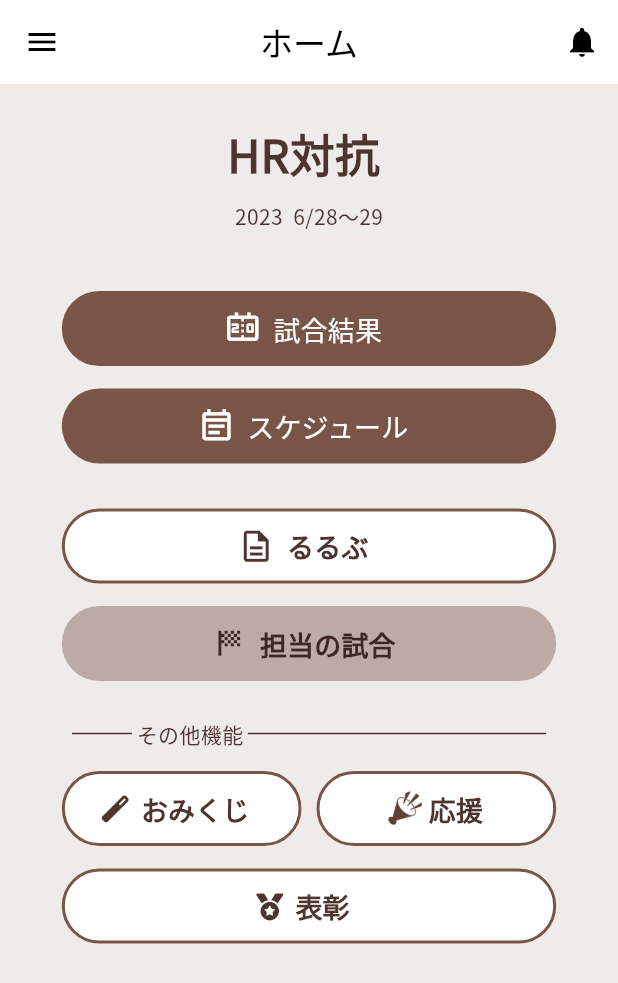
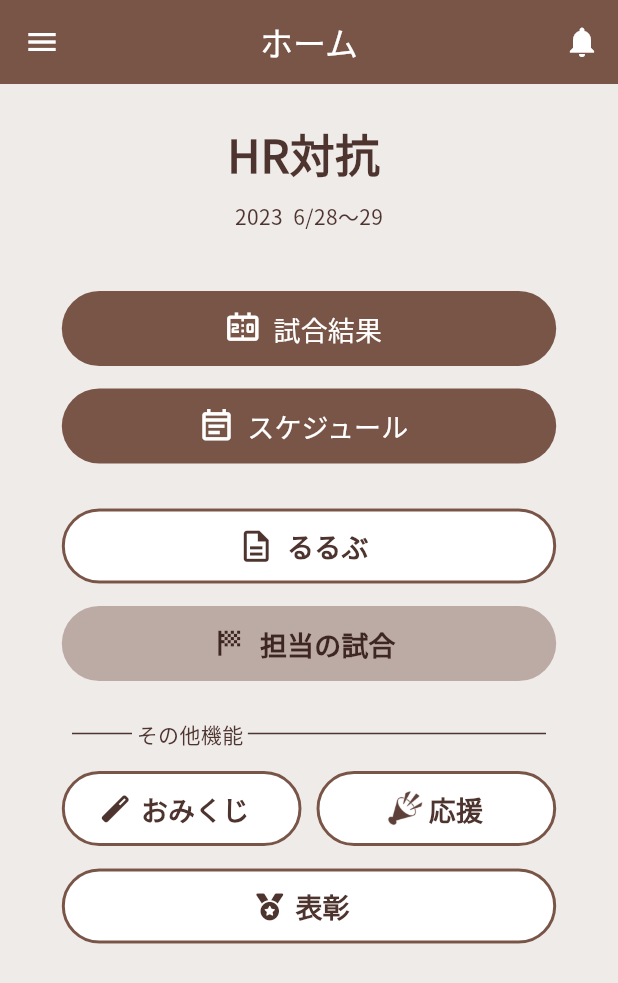
Before and after one commit to pe-tanman/rumutai_app, a Flutter app: the screen it shows after launch, on a phone screen of 412 x 824 dp. Shown: the top 983 px of the screen. Run offline on Flutter 3.47's test engine with Material 3 defaults, Android fonts, the phone set to English and light mode, and no system bars; our stand-ins replace cloud_firestore, firebase_core, firebase_database, firebase_messaging, flutter_local_notifications, font_awesome_flutter and 3 more; missing offline and left inert: flutter_picker; accounts and stored records are empty.

Commit message:
微調整ここから改善スタート！

```diff
--- a/lib/main.dart
+++ b/lib/main.dart
@@ -2,6 +2,7 @@ import 'package:flutter/material.dart';
 import 'package:provider/provider.dart';
 import 'package:rumutai_app/screens/drawer/publish_drive.dart';
 import 'package:rumutai_app/screens/staff/my_place_game_screen.dart';
+import 'package:rumutai_app/themes/app_theme.dart';
 import 'package:rumutai_app/utilities/local_notification.dart';
 
 import 'package:firebase_core/firebase_core.dart';
@@ -10,6 +11,8 @@ import 'package:rumutai_app/screens/staff/timeline_screen.dart';
 import 'firebase_options.dart';
 import 'package:firebase_messaging/firebase_messaging.dart';
 import 'package:flutter_local_notifications/flutter_local_notifications.dart';
+
+import 'themes/app_color.dart';
 
 import 'screens/home_screen.dart';
 
@@ -88,7 +91,7 @@ class MyApp extends StatelessWidget {
 
   @override
   Widget build(BuildContext context) {
-//通知をタップして起動したときの設定＆local_notificationの初期化
+    //通知をタップして起動したときの設定＆local_notificationの初期化
     flutterLocalNotificationsPlugin.initialize(LocalNotification.initializeLocNotification(), onDidReceiveNotificationResponse: (NotificationResponse res) {
       navigatorKey.currentState?.pushNamed(DetailScreen.routeName,
           arguments: DataToPass(
@@ -97,32 +100,16 @@ class MyApp extends StatelessWidget {
           ));
     });
     return MultiProvider(
-      providers: [ChangeNotifierProvider(create: (ctx) => LocalData()), ChangeNotifierProvider(create: (ctx) => GameData()), ChangeNotifierProvider(create: (ctx) => DashboardNotifier())],
+      providers: [
+        ChangeNotifierProvider(create: (ctx) => LocalData()),
+        ChangeNotifierProvider(create: (ctx) => GameData()),
+        ChangeNotifierProvider(create: (ctx) => DashboardNotifier()),
+      ],
       child: MaterialApp(
         navigatorKey: navigatorKey,
         title: 'Rumutai',
         debugShowCheckedModeBanner: false,
-        theme: ThemeData(
-          appBarTheme: const AppBarTheme(centerTitle: true),
-          fontFamily: "NotoSansJP",
-          cardTheme: CardTheme(
-            elevation: 0,
-            shape: RoundedRectangleBorder(
-              borderRadius: BorderRadius.circular(8),
-            ),
-          ),
-          snackBarTheme: const SnackBarThemeData(showCloseIcon: true),
-          dividerColor: Colors.brown.shade100,
-          dialogTheme: const DialogTheme(
-            titleTextStyle: TextStyle(
-              fontWeight: FontWeight.bold,
-              color: Colors.black,
-              fontSize: 22,
-            ),
-          ),
-          scaffoldBackgroundColor: Colors.brown.shade50,
-          colorScheme: ColorScheme.fromSwatch(primarySwatch: Colors.brown).copyWith(secondary: Colors.indigoAccent),
-        ),
+        theme: appTheme(),
         themeMode: ThemeMode.system,
         initialRoute: HomeScreen.routeName,
         routes: {
--- a/lib/screens/drawer/contact_screen.dart
+++ b/lib/screens/drawer/contact_screen.dart
@@ -21,8 +21,7 @@ class _ContactScreenState extends State<ContactScreen> {
       body: Stack(
         children: [
           WebView(
-            initialUrl:
-                'https://docs.google.com/forms/d/e/1FAIpQLSdYQG01Rfkox6ETFUsZupo-cXYyirHF9wQWp83yYlTvw8otzA/viewform',
+            initialUrl: 'https://docs.google.com/forms/d/e/1FAIpQLSdYQG01Rfkox6ETFUsZupo-cXYyirHF9wQWp83yYlTvw8otzA/viewform',
             javascriptMode: JavascriptMode.unrestricted,
             onPageFinished: (String utl) {
               setState(() {
--- /dev/null
+++ b/lib/themes/app_theme.dart
@@ -0,0 +1,29 @@
+import 'package:flutter/material.dart';
+import 'app_color.dart';
+
+ThemeData appTheme() => ThemeData(
+      appBarTheme: const AppBarTheme(
+        centerTitle: true,
+        backgroundColor: AppColors.themeColor,
+        foregroundColor: AppColors.lightText1,
+      ),
+      useMaterial3: true,
+      fontFamily: "NotoSansJP",
+      snackBarTheme: const SnackBarThemeData(showCloseIcon: true),
+      cardTheme: CardTheme(
+        elevation: 0,
+        shape: RoundedRectangleBorder(
+          borderRadius: BorderRadius.circular(8),
+        ),
+      ),
+      dividerColor: Colors.brown.shade100,
+      dialogTheme: const DialogTheme(
+        titleTextStyle: TextStyle(
+          fontWeight: FontWeight.bold,
+          color: Colors.black,
+          fontSize: 22,
+        ),
+      ),
+      scaffoldBackgroundColor: AppColors.scaffoldBackgroundColor,
+      colorScheme: ColorScheme.fromSwatch(primarySwatch: AppColors.themeColor).copyWith(secondary: AppColors.accentColor),
+    );
--- a/lib/widgets/main_pop_up_menu.dart
+++ b/lib/widgets/main_pop_up_menu.dart
@@ -38,12 +38,10 @@ class MainPopUpMenu extends StatelessWidget {
               Navigator.of(context).pushNamed(SettingScreen.routeName);
               return;
             case "マップ":
-              Navigator.of(context)
-                  .pushNamed(MapScreen.routeName, arguments: place);
+              Navigator.of(context).pushNamed(MapScreen.routeName, arguments: place);
               return;
             case "ホーム":
-              Navigator.popUntil(
-                  context, ModalRoute.withName(HomeScreen.routeName));
+              Navigator.popUntil(context, ModalRoute.withName(HomeScreen.routeName));
               return;
           }
         },
--- a/pubspec.yaml
+++ b/pubspec.yaml
@@ -17,7 +17,7 @@ publish_to: 'none' # Remove this line if you wish to publish to pub.dev
 # https://developer.apple.com/library/archive/documentation/General/Reference/InfoPlistKeyReference/Articles/CoreFoundationKeys.html
 # In Windows, build-name is used as the major, minor, and patch parts
 # of the product and file versions while build-number is used as the build suffix.
-version: 2.0.0+4
+version: 2.0.1+1
 
 environment:
   sdk: '>=2.18.5 <3.0.0'
@@ -45,6 +45,10 @@ dependencies:
   firebase_database: ^10.0.15
   font_awesome_flutter: ^10.4.0
   flutter_picker: ^2.0.1
+  flutter_pdfview: ^1.3.1
+  path_provider: ^2.1.1
+  path: ^1.8.3
+  flutter_riverpod: ^2.4.10
 
 
   # The following adds the Cupertino Icons font to your application.
```
Also changed, not shown: lib/screens/award/game_award_screen.dart (+48 -108 lines), lib/screens/detail_screen.dart (+67 -28 lines), lib/screens/notification/send_notification_screen.dart (+9 -24 lines), lib/screens/schedule/schedule_screen.dart (+7 -12 lines), lib/themes/app_color.dart (added, +10 -0 lines), pubspec.lock, 6 other files.
